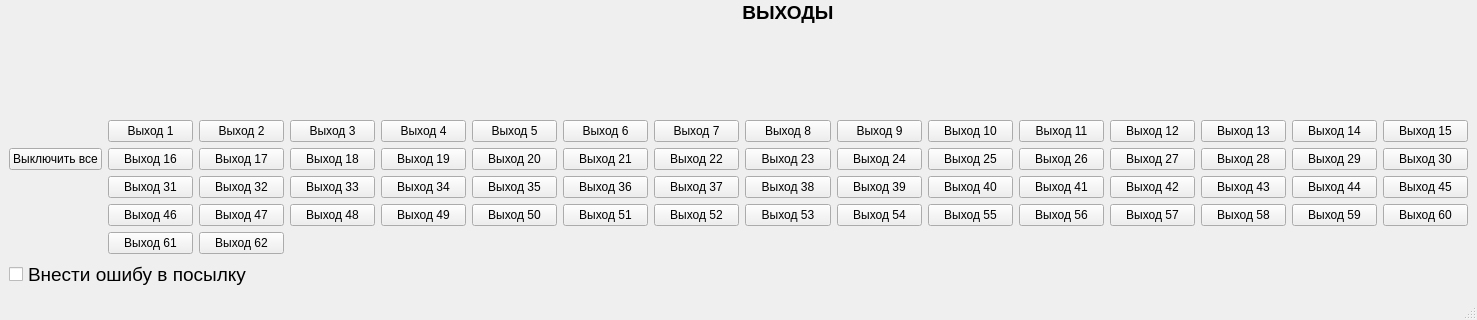
Old version of the form console_pvkp/console_pvkp/pvkpwindow.ui in the repository ShaninaDaria/busep; both pictures show x 0 to 1477 and y 447 to 767 of the 1477 by 767 pixel window.
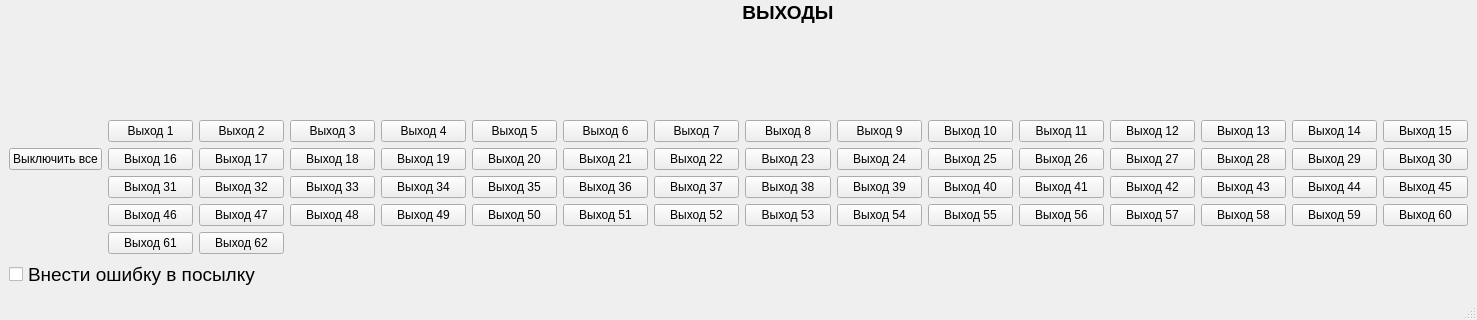
New version of the form.

Diff of the .ui file:
```diff
--- a/console_pvkp/console_pvkp/pvkpwindow.ui
+++ b/console_pvkp/console_pvkp/pvkpwindow.ui
@@ -2313,7 +2313,7 @@
        </font>
       </property>
       <property name="text">
-       <string>Внести ошибу в посылку</string>
+       <string>Внести ошибку в посылку</string>
       </property>
      </widget>
     </item>
```
